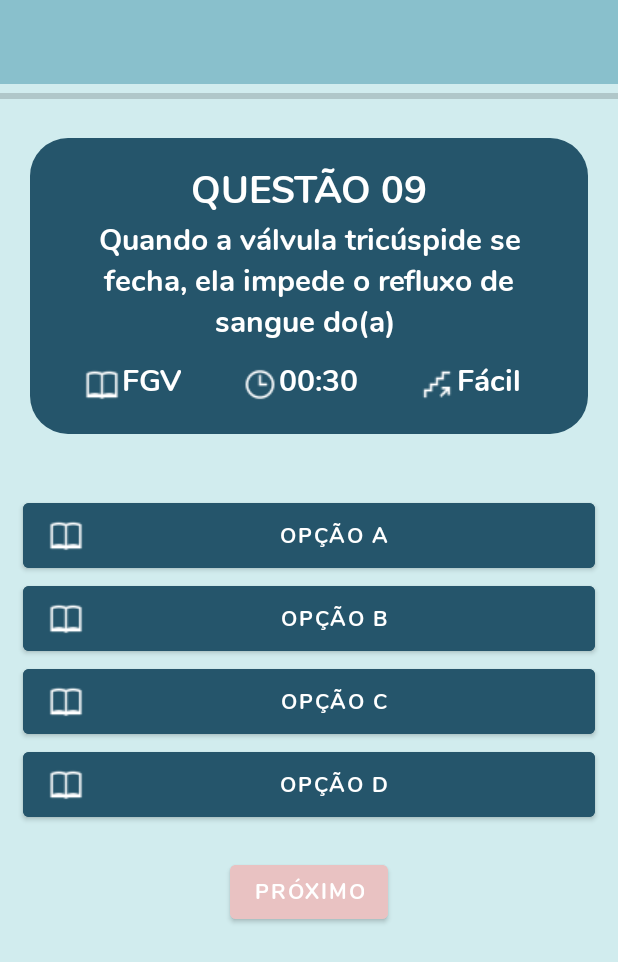
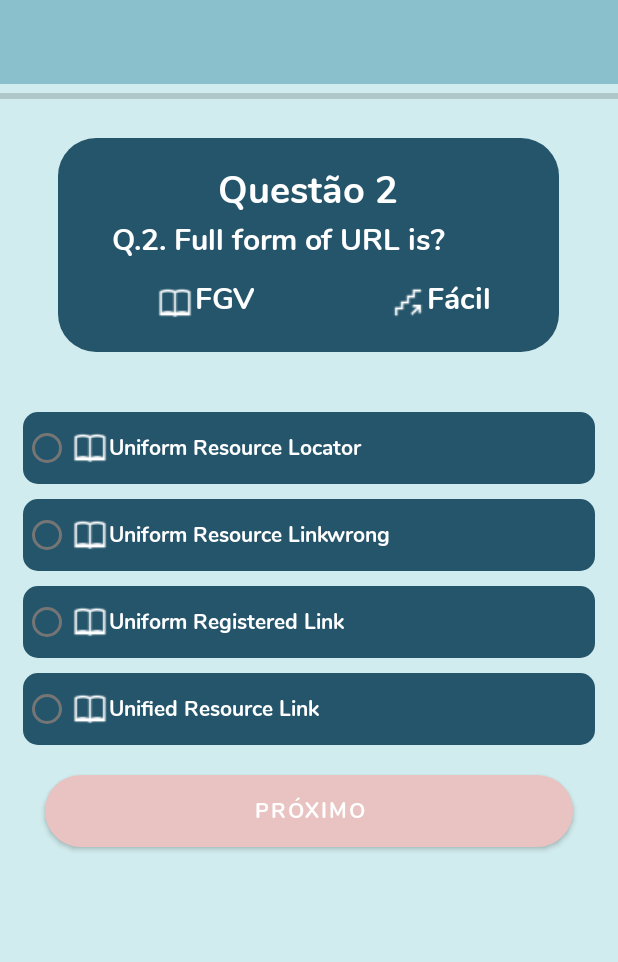
Before and after one commit to andrezzahfreire/VesaliusApp, an Android app: the QuizSelecionadoView screen opened directly, with no data from a screen before it, after a tap on an icon or button, on a phone screen of 412 x 824 dp. Shown: the top 962 px of the screen. Run offline under Robolectric (Android 15) with nearby library versions, the phone set to English and light mode, and no system bars.

Commit message:
Dia 26/11/2022

```diff
--- a/app/src/main/AndroidManifest.xml
+++ b/app/src/main/AndroidManifest.xml
@@ -13,6 +13,12 @@
         android:supportsRtl="true"
         android:theme="@style/Theme.Vesalius"
         tools:targetApi="31">
+        <activity
+            android:name=".ResultActivity"
+            android:exported="false" />
+        <activity
+            android:name=".PlayActivity"
+            android:exported="false" />
         <activity
             android:name=".EscolherAssuntoQuiz"
             android:exported="false" />
--- a/app/src/main/java/com/example/vesalius/HomeProfessorView.kt
+++ b/app/src/main/java/com/example/vesalius/HomeProfessorView.kt
@@ -67,6 +67,7 @@ class HomeProfessorView : AppCompatActivity() {
     }
 
     private fun EventChangeListener() {
+
         bd.collection("salas").orderBy("turma",Query.Direction.ASCENDING)
             .addSnapshotListener {snapshot, e ->
                if (e!= null ){
@@ -84,7 +85,6 @@ class HomeProfessorView : AppCompatActivity() {
 
                            val doc = dc.document.toObject(SalaModel::class.java)
                            salaArrayList.add(dc.document.toObject(SalaModel :: class.java))
-
                            if (progressDialog.isShowing){
                                progressDialog.dismiss()
                            }
--- a/app/src/main/java/com/example/vesalius/PerfilProfView.kt
+++ b/app/src/main/java/com/example/vesalius/PerfilProfView.kt
@@ -59,6 +59,7 @@ class PerfilProfView : AppCompatActivity() {
                 }
 
             }
+
 
 //vai editar dados
         binding.btIreditarperfil.setOnClickListener {
--- /dev/null
+++ b/app/src/main/java/com/example/vesalius/PlayActivity.kt
@@ -0,0 +1,232 @@
+package com.example.vesalius
+
+import android.annotation.SuppressLint
+import android.content.Intent
+import android.content.res.ColorStateList
+import android.graphics.Color
+import androidx.appcompat.app.AppCompatActivity
+import android.os.Bundle
+import android.os.CountDownTimer
+import android.view.LayoutInflater
+import android.widget.Button
+import android.widget.RadioButton
+import android.widget.TextView
+import android.widget.Toast
+import androidx.appcompat.app.AlertDialog
+import com.example.vesalius.databinding.ActivityPlayBinding
+import java.util.*
+import java.util.concurrent.TimeUnit
+
+class PlayActivity : AppCompatActivity() {
+    private lateinit var activityPlayBinding: ActivityPlayBinding
+    //    timer
+    private var countDownTimer: CountDownTimer? = null
+    private val countDownInMilliSecond: Long = 30000
+    private val countDownInterval: Long = 1000
+    private var timeLeftMilliSeconds: Long = 0
+    private var defaultColor: ColorStateList? = null
+    private var score = 0
+    private var correct = 0
+    private var wrong = 0
+    private var skip = 0
+    private var qIndex = 0
+    private var updateQueNo = 1
+    // create string for question, answer and options
+    private var questions = arrayOf(
+        "Q.1. If a computer has more than one processor then it is known as?",
+        "Q.2. Full form of URL is?",
+        "Q.3. One kilobyte (KB) is equal to",
+        "Q.4. Father of ‘C’ programming language?",
+        "Q.5. SMPS stands for",
+        "Q.6. What is a floppy disk used for",
+        "Q.7. Which operating system is developed and used by Apple Inc?",
+        "Q.8. Random Access Memory (RAM) is which storage of device?",
+        "Q.9. Who is the founder of the Internet?",
+        "Q.10. Which one is the first search engine in internet?")
+    private var answer = arrayOf(
+        "Multiprocessor",
+        "Uniform Resource Locator",
+        "1,024 bytes",
+        "Dennis Ritchie",
+        "Switched mode power supply",
+        "To store information",
+        "iOS",
+        "Primay",
+        "Tim Berners-Lee",
+        "Archie")
+    private var options = arrayOf(
+        "Uniprocess",
+        "Multiprocessor",
+        "Multithreaded",
+        "Multiprogramming",
+        "Uniform Resource Locator",
+        "Uniform Resource Linkwrong",
+        "Uniform Registered Link",
+        "Unified Resource Link",
+        "1,000 bits",
+        "1,024 bytes",
+        "1,024 megabytes",
+        "1,024 gigabytes",
+        "Dennis Ritchie",
+        "Prof Jhon Kemeny",
+        "Thomas Kurtz",
+        "Bill Gates",
+        "Switched mode power supply",
+        "Start mode power supply",
+        "Store mode power supply",
+        "Single mode power supply",
+        "To unlock the computer",
+        "To store information",
+        "To erase the computer screen",
+        "To make the printer work",
+        "Windows",
+        "Android",
+        "iOS",
+        "UNIX",
+        "Primay",
+        "Secondary",
+        "Teriary",
+        "Off line",
+        "Vint Cerf",
+        "Charles Babbage",
+        "Tim Berners-Lee",
+        "None of these",
+        "Google",
+        "Archie",
+        "Altavista",
+        "WAIS")
+    override fun onCreate(savedInstanceState: Bundle?) {
+        super.onCreate(savedInstanceState)
+        activityPlayBinding = ActivityPlayBinding.inflate(layoutInflater)
+        setContentView(activityPlayBinding.root)
+        initViews()
+    }
+    @SuppressLint("SetTextI18n")
+    private fun showNextQuestion() {
+        checkAnswer()
+        activityPlayBinding.apply {
+            if (updateQueNo < 10) {
+                tvNoOfQues.text = "Questão ${updateQueNo + 1}"
+                updateQueNo++
+            }
+            if (qIndex <= questions.size - 1) {
+                tvQuestion.text = questions[qIndex]
+                radioButton1.text = options[qIndex * 4] // 2*4=8
+                radioButton2.text = options[qIndex * 4 + 1] //  2*4+1=9
+                radioButton3.text = options[qIndex * 4 + 2] //  2*4+2=10
+                radioButton4.text = options[qIndex * 4 + 3] //  2*4+3=11
+            } else {
+                score = correct
+                val intent = Intent(this@PlayActivity, ResultActivity::class.java)
+                intent.putExtra("correct", correct)
+                intent.putExtra("wrong", wrong)
+                intent.putExtra("skip", skip)
+                startActivity(intent)
+                finish()
+            }
+            radiogrp.clearCheck()
+        }
+    }
+    @SuppressLint("SetTextI18n")
+    private fun checkAnswer() {
+        activityPlayBinding.apply {
+            if (radiogrp.checkedRadioButtonId == -1) {
+                skip++
+               // timeOverAlertDialog()
+            } else {
+                val checkRadioButton =
+                    findViewById<RadioButton>(radiogrp.checkedRadioButtonId)
+                val checkAnswer = checkRadioButton.text.toString()
+                if (checkAnswer == answer[qIndex]) {
+                    correct++
+                    //txtPlayScore.text = "Score : $correct"
+                    correctAlertDialog()
+                    countDownTimer?.cancel()
+                } else {
+                    wrong++
+                    wrongAlertDialog()
+                    countDownTimer?.cancel()
+                }
+            }
+            qIndex++
+        }
+    }
+    @SuppressLint("SetTextI18n")
+    private fun initViews() {
+        activityPlayBinding.apply {
+            tvQuestion.text = questions[qIndex]
+            radioButton1.text = options[0]
+            radioButton2.text = options[1]
+            radioButton3.text = options[2]
+            radioButton4.text = options[3]
+            // check options selected or not
+            // if selected then selected option correct or wrong
+            nextQuestionBtn.setOnClickListener {
+                if (radiogrp.checkedRadioButtonId == -1) {
+                    Toast.makeText(this@PlayActivity,
+                        "Selecione uma alternativa",
+                        Toast.LENGTH_SHORT)
+                        .show()
+                } else {
+                    showNextQuestion()
+                }
+            }
+            tvNoOfQues.text = "$updateQueNo/10"
+            tvQuestion.text = questions[qIndex]
+            //defaultColor = quizTimer.textColors
+            timeLeftMilliSeconds = countDownInMilliSecond
+            statCountDownTimer()
+        }
+    }
+    private fun statCountDownTimer() {
+            showNextQuestion()
+    }
+
+    @SuppressLint("SetTextI18n")
+    private fun correctAlertDialog() {
+        val builder = AlertDialog.Builder(this@PlayActivity)
+        val view = LayoutInflater.from(this@PlayActivity).inflate(R.layout.correct_answer, null)
+        builder.setView(view)
+        val tvScore = view.findViewById<TextView>(R.id.tvDialog_score)
+        val correctOkBtn = view.findViewById<Button>(R.id.correct_ok)
+        tvScore.text = "Resposta correta"
+        val alertDialog = builder.create()
+        correctOkBtn.setOnClickListener {
+            timeLeftMilliSeconds = countDownInMilliSecond
+            statCountDownTimer()
+            alertDialog.dismiss()
+        }
+        alertDialog.show()
+    }
+    @SuppressLint("SetTextI18n")
+    private fun wrongAlertDialog() {
+        val builder = AlertDialog.Builder(this@PlayActivity)
+        val view = LayoutInflater.from(this@PlayActivity).inflate(R.layout.wrong_answer, null)
+        builder.setView(view)
+        val tvWrongDialogCorrectAns = view.findViewById<TextView>(R.id.tv_wrongDialog_correctAns)
+        val wrongOk = view.findViewById<Button>(R.id.wrong_ok)
+        tvWrongDialogCorrectAns.text = "Resposta correta : " + answer[qIndex]
+        val alertDialog = builder.create()
+        wrongOk.setOnClickListener {
+            timeLeftMilliSeconds =
+                countDownInMilliSecond
+            statCountDownTimer()
+            alertDialog.dismiss()
+        }
+        alertDialog.show()
+    }
+    @SuppressLint("SetTextI18n")
+    private fun timeOverAlertDialog() {
+        val builder = AlertDialog.Builder(this@PlayActivity)
+        val view = LayoutInflater.from(this@PlayActivity).inflate(R.layout.time_over, null)
+        builder.setView(view)
+        val timeOverOk = view.findViewById<Button>(R.id.timeOver_ok)
+        val alertDialog = builder.create()
+        timeOverOk.setOnClickListener {
+            timeLeftMilliSeconds = countDownInMilliSecond
+            statCountDownTimer()
+            alertDialog.dismiss()
+        }
+        alertDialog.show()
+    }
+}
--- a/app/src/main/java/com/example/vesalius/QuizSelecionadoView.kt
+++ b/app/src/main/java/com/example/vesalius/QuizSelecionadoView.kt
@@ -44,7 +44,7 @@ class QuizSelecionadoView : AppCompatActivity() {
         }
 
         binding.btPlay.setOnClickListener {
-            val intent = Intent(this, QuestaoQuizView::class.java)
+            val intent = Intent(this, PlayActivity::class.java)
             startActivity(intent)
             finish()
         }
--- /dev/null
+++ b/app/src/main/res/layout/activity_play.xml
@@ -0,0 +1,177 @@
+<?xml version="1.0" encoding="utf-8"?>
+<LinearLayout
+    xmlns:android="http://schemas.android.com/apk/res/android"
+    xmlns:app="http://schemas.android.com/apk/res-auto"
+    xmlns:tools="http://schemas.android.com/tools"
+    android:layout_width="match_parent"
+    android:layout_height="match_parent"
+    android:orientation="vertical"
+    android:background="@color/azulterc"
+    tools:context=".PlayActivity">
+
+    <include
+        layout="@layout/appbar">
+
+    </include>
+
+    <ProgressBar
+        android:id="@+id/progressBar7"
+        style="?android:attr/progressBarStyleHorizontal"
+        android:layout_width="match_parent"
+        android:layout_height="wrap_content" />
+
+
+
+
+    <LinearLayout
+        android:layout_width="wrap_content"
+        android:layout_height="wrap_content"
+        android:layout_margin="20dp"
+        android:padding="15dp"
+        android:backgroundTint="@color/azulsec"
+        android:layout_gravity="center_horizontal"
+        android:background="@drawable/container"
+        android:orientation="vertical">
+
+        <TextView
+            android:id="@+id/tvNoOfQues"
+            android:layout_width="wrap_content"
+            android:layout_height="wrap_content"
+            android:textSize="25sp"
+            android:layout_gravity="center_horizontal"
+            android:textStyle="bold"
+            android:paddingRight="20dp"
+            android:paddingLeft="20dp"
+            android:textColor="@color/white"
+            android:text="QUESTÃO 01" />
+
+        <TextView
+            android:id="@+id/tvQuestion"
+            android:layout_width="wrap_content"
+            android:layout_height="wrap_content"
+            android:textSize="20sp"
+            android:textStyle="bold"
+            android:paddingRight="20dp"
+            android:textAlignment="center"
+            android:paddingLeft="20dp"
+            android:textColor="@color/white"
+            android:text="Quando a válvula tricúspide se fecha, ela impede o refluxo de sangue do(a) " />
+
+
+        <LinearLayout
+            android:layout_width="wrap_content"
+            android:layout_height="wrap_content"
+            android:orientation="horizontal"
+            android:layout_marginTop="10dp"
+            >
+
+            <TextView
+                android:id="@+id/textView24"
+                android:layout_width="wrap_content"
+                android:layout_height="wrap_content"
+                android:textSize="20sp"
+                android:textStyle="bold"
+                android:layout_marginLeft="30dp"
+                android:paddingRight="20dp"
+                android:textAlignment="center"
+                android:paddingLeft="20dp"
+                android:drawableLeft="@drawable/banca"
+                android:textColor="@color/white"
+                android:text="FGV" />
+
+            <TextView
+                android:id="@+id/textView27"
+                android:layout_width="wrap_content"
+                android:layout_height="wrap_content"
+                android:textSize="20sp"
+                android:textStyle="bold"
+                android:paddingRight="30dp"
+                android:layout_marginLeft="60dp"
+                android:paddingLeft="10dp"
+                android:drawableLeft="@drawable/dificuldade"
+                android:textColor="@color/white"
+                android:text="Fácil" />
+        </LinearLayout>
+
+
+    </LinearLayout>
+
+    <RadioGroup
+        android:id="@+id/radiogrp"
+        android:layout_width="match_parent"
+        android:layout_height="wrap_content"
+        android:orientation="vertical">
+
+        <RadioButton
+            android:id="@+id/radioButton1"
+            android:layout_width="match_parent"
+            android:layout_height="wrap_content"
+            android:layout_gravity="center"
+            android:layout_marginLeft="15dp"
+            android:layout_marginTop="20dp"
+            android:layout_marginRight="15dp"
+            android:textColor="@color/white"
+            android:drawableLeft="@drawable/banca"
+            android:background="@drawable/roundbt_shape"
+            android:backgroundTint="@color/azulsec"
+            android:text="opção a" />
+
+        <RadioButton
+            android:id="@+id/radioButton2"
+            android:layout_width="match_parent"
+            android:layout_height="wrap_content"
+            android:layout_gravity="center"
+            android:layout_marginTop="10dp"
+            android:layout_marginLeft="15dp"
+            android:layout_marginRight="15dp"
+            android:textColor="@color/white"
+            android:drawableLeft="@drawable/banca"
+            android:background="@drawable/roundbt_shape"
+            android:backgroundTint="@color/azulsec"
+            android:text="opção b" />
+
+        <RadioButton
+            android:id="@+id/radioButton3"
+            android:layout_width="match_parent"
+            android:layout_height="wrap_content"
+            android:layout_gravity="center"
+            android:layout_marginTop="10dp"
+            android:layout_marginLeft="15dp"
+            android:layout_marginRight="15dp"
+            android:textColor="@color/white"
+            android:drawableLeft="@drawable/banca"
+            android:background="@drawable/roundbt_shape"
+            android:backgroundTint="@color/azulsec"
+            android:text="opção c" />
+
+        <RadioButton
+            android:id="@+id/radioButton4"
+            android:layout_width="match_parent"
+            android:layout_height="wrap_content"
+            android:layout_gravity="center"
+            android:layout_marginLeft="15dp"
+            android:layout_marginTop="10dp"
+            android:layout_marginRight="15dp"
+            android:textColor="@color/white"
+            android:drawableLeft="@drawable/banca"
+            android:background="@drawable/roundbt_shape"
+            android:backgroundTint="@color/azulsec"
+            android:text="opção D" />
+
+
+    </RadioGroup>
+
+    <Button
+        android:id="@+id/nextQuestionBtn"
+        android:layout_width="match_parent"
+        android:layout_height="wrap_content"
+        android:layout_gravity="center"
+        android:layout_marginLeft="30dp"
+        android:layout_marginTop="20dp"
+        android:layout_marginRight="30dp"
+        android:textColor="@color/white"
+        android:backgroundTint="@color/rosa"
+        android:background="@drawable/btshape"
+        android:text="Próximo" />
+
+</LinearLayout>
--- a/app/src/main/res/layout/activity_final_quiz_view.xml
+++ b/app/src/main/res/layout/activity_result.xml
@@ -18,7 +18,7 @@
         android:layout_width="wrap_content"
         android:layout_height="wrap_content"
 
-         android:layout_marginTop="100dp"
+        android:layout_marginTop="100dp"
         android:padding="10dp"
         android:background="@drawable/container"
         android:layout_gravity="center_horizontal"
@@ -50,7 +50,7 @@
                 app:srcCompat="@drawable/final_quiz" />
 
             <TextView
-                android:id="@+id/textView2"
+                android:id="@+id/tvScore"
                 android:layout_width="wrap_content"
                 android:layout_height="wrap_content"
                 android:textSize="25sp"
@@ -80,7 +80,7 @@
             android:text="Você concluiu o quiz" />
 
         <Button
-            android:id="@+id/bt_enviar"
+            android:id="@+id/tvPlayAgain"
             android:layout_width="wrap_content"
             android:layout_height="wrap_content"
             android:layout_gravity="center"
```
Also changed, not shown: app/src/main/java/com/example/vesalius/FinalQuizView.kt (deleted, +0 -17 lines), app/src/main/java/com/example/vesalius/HomeAlunoAcomView.kt (+0 -12 lines), app/src/main/java/com/example/vesalius/ResultActivity.kt (added, +47 -0 lines), app/src/main/java/com/example/vesalius/fragments/bottonsheet/CriarSalaSheet.kt (+11 -1 lines), app/src/main/java/com/example/vesalius/util/CustomAdapter.kt (+12 -5 lines), app/src/main/res/layout/correct_answer.xml (added, +51 -0 lines), app/src/main/res/layout/fragment_quiz_aluno_ind.xml (+32 -34 lines), app/src/main/res/layout/time_over.xml (added, +48 -0 lines), app/src/main/res/layout/wrong_answer.xml (added, +54 -0 lines).
